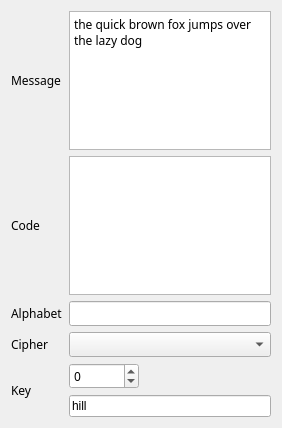
Old version of the form sem5/pkc/ui/cipher_widget.ui in the repository harababurel/homework.
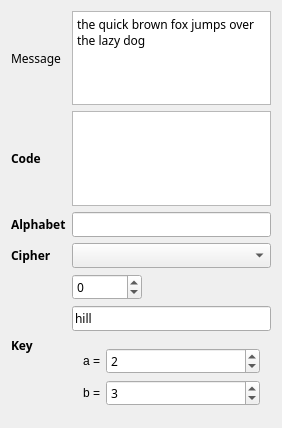
New version of the form.

Commit message: Add affine + substitution cipher. Integrate NTL library into project as a dependency

Patch:
```diff
--- a/sem5/pkc/ui/cipher_widget.ui
+++ b/sem5/pkc/ui/cipher_widget.ui
@@ -33,6 +33,8 @@
        <property name="font">
         <font>
          <family>Ubuntu Mono</family>
+         <weight>50</weight>
+         <bold>false</bold>
         </font>
        </property>
       </widget>
@@ -50,6 +52,8 @@
          <property name="font">
           <font>
            <family>Ubuntu Mono</family>
+           <weight>50</weight>
+           <bold>false</bold>
           </font>
          </property>
          <property name="minimum">
@@ -65,6 +69,11 @@
          <property name="enabled">
           <bool>true</bool>
          </property>
+         <property name="font">
+          <font>
+           <family>Ubuntu Mono</family>
+          </font>
+         </property>
          <property name="text">
           <string>hill</string>
          </property>
@@ -76,6 +85,90 @@
          </property>
         </widget>
        </item>
+       <item>
+        <widget class="QWidget" name="affine_widget" native="true">
+         <layout class="QGridLayout" name="affine_key_grid">
+          <item row="1" column="0">
+           <widget class="QLabel" name="key_b_label">
+            <property name="sizePolicy">
+             <sizepolicy hsizetype="Maximum" vsizetype="Preferred">
+              <horstretch>0</horstretch>
+              <verstretch>0</verstretch>
+             </sizepolicy>
+            </property>
+            <property name="font">
+             <font>
+              <weight>50</weight>
+              <bold>false</bold>
+             </font>
+            </property>
+            <property name="text">
+             <string>b =</string>
+            </property>
+           </widget>
+          </item>
+          <item row="0" column="0">
+           <widget class="QLabel" name="key_a_label">
+            <property name="sizePolicy">
+             <sizepolicy hsizetype="Maximum" vsizetype="Preferred">
+              <horstretch>0</horstretch>
+              <verstretch>0</verstretch>
+             </sizepolicy>
+            </property>
+            <property name="font">
+             <font>
+              <weight>50</weight>
+              <bold>false</bold>
+             </font>
+            </property>
+            <property name="text">
+             <string>a =</string>
+            </property>
+           </widget>
+          </item>
+          <item row="0" column="1">
+           <widget class="QSpinBox" name="key_a_spin_box">
+            <property name="font">
+             <font>
+              <family>Ubuntu Mono</family>
+              <weight>50</weight>
+              <bold>false</bold>
+             </font>
+            </property>
+            <property name="minimum">
+             <number>-2147483648</number>
+            </property>
+            <property name="maximum">
+             <number>2147483647</number>
+            </property>
+            <property name="value">
+             <number>2</number>
+            </property>
+           </widget>
+          </item>
+          <item row="1" column="1">
+           <widget class="QSpinBox" name="key_b_spin_box">
+            <property name="font">
+             <font>
+              <family>Ubuntu Mono</family>
+              <weight>50</weight>
+              <bold>false</bold>
+             </font>
+            </property>
+            <property name="minimum">
+             <number>-2147483648</number>
+            </property>
+            <property name="maximum">
+             <number>2147483647</number>
+            </property>
+            <property name="value">
+             <number>3</number>
+            </property>
+           </widget>
+          </item>
+         </layout>
+        </widget>
+       </item>
       </layout>
      </item>
      <item row="2" column="0">
@@ -83,6 +176,8 @@
        <property name="font">
         <font>
          <family>Ubuntu Mono</family>
+         <weight>75</weight>
+         <bold>true</bold>
         </font>
        </property>
        <property name="text">
@@ -95,6 +190,8 @@
        <property name="font">
         <font>
          <family>Ubuntu Mono</family>
+         <weight>50</weight>
+         <bold>false</bold>
         </font>
        </property>
        <property name="plainText">
@@ -107,8 +204,8 @@
        <property name="font">
         <font>
          <family>Ubuntu Mono</family>
-         <weight>50</weight>
-         <bold>false</bold>
+         <weight>75</weight>
+         <bold>true</bold>
         </font>
        </property>
        <property name="text">
@@ -121,6 +218,8 @@
        <property name="font">
         <font>
          <family>Ubuntu Mono</family>
+         <weight>75</weight>
+         <bold>true</bold>
         </font>
        </property>
        <property name="text">
@@ -133,6 +232,8 @@
        <property name="font">
         <font>
          <family>Ubuntu Mono</family>
+         <weight>75</weight>
+         <bold>true</bold>
         </font>
        </property>
        <property name="text">
@@ -145,6 +246,8 @@
        <property name="font">
         <font>
          <family>Ubuntu Mono</family>
+         <weight>50</weight>
+         <bold>false</bold>
         </font>
        </property>
       </widget>
@@ -154,6 +257,8 @@
        <property name="font">
         <font>
          <family>Ubuntu Mono</family>
+         <weight>50</weight>
+         <bold>false</bold>
         </font>
        </property>
       </widget>
```
The commit also changes 16 other files.
